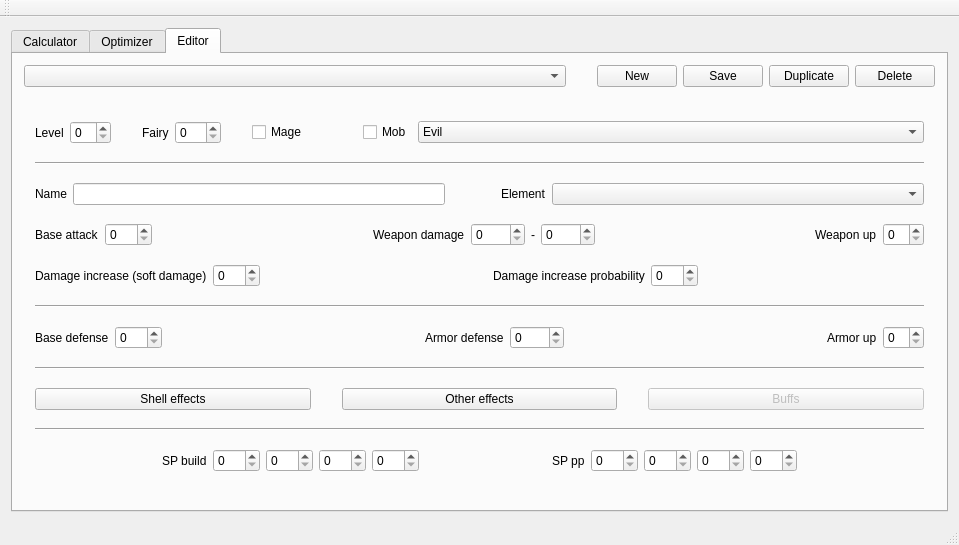
Before: the Qt Designer form gui/main_window.ui in Gilgames000/nos-damage, drawn with Qt 5.
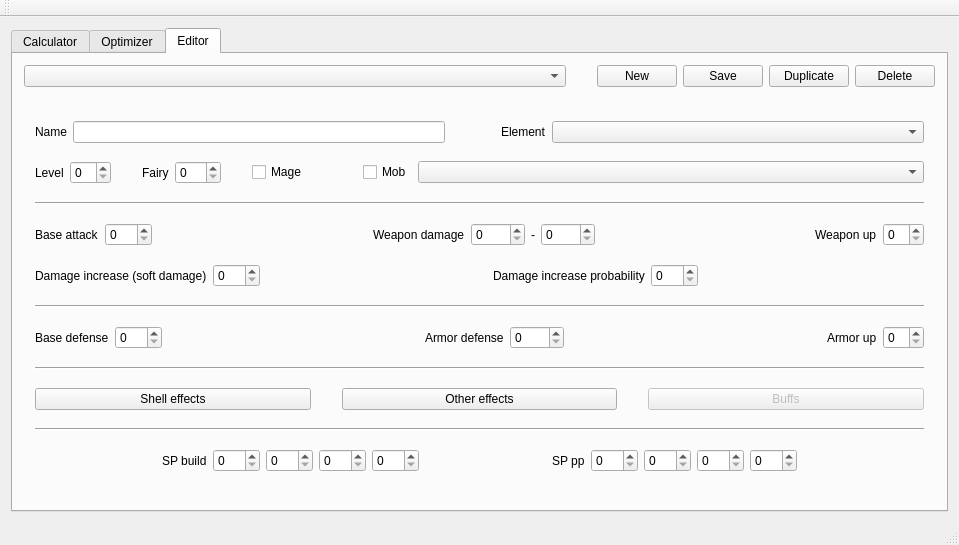
After: the same form once the commit is applied. The open tabs and pages were chosen to show the change.

Diff of the .ui file:
```diff
--- a/gui/main_window.ui
+++ b/gui/main_window.ui
@@ -989,6 +989,9 @@
        </attribute>
       </widget>
       <widget class="QWidget" name="tab_editor">
+       <property name="enabled">
+        <bool>true</bool>
+       </property>
        <property name="sizePolicy">
         <sizepolicy hsizetype="Preferred" vsizetype="Preferred">
          <horstretch>0</horstretch>
@@ -1097,6 +1100,95 @@
             </property>
             <widget class="QWidget" name="page_main">
              <layout class="QVBoxLayout" name="verticalLayout_3">
+              <item>
+               <layout class="QHBoxLayout" name="horizontalLayout_4">
+                <item>
+                 <widget class="QLabel" name="label">
+                  <property name="sizePolicy">
+                   <sizepolicy hsizetype="Maximum" vsizetype="Preferred">
+                    <horstretch>0</horstretch>
+                    <verstretch>0</verstretch>
+                   </sizepolicy>
+                  </property>
+                  <property name="text">
+                   <string>Name</string>
+                  </property>
+                 </widget>
+                </item>
+                <item>
+                 <widget class="QLineEdit" name="le_name">
+                  <property name="font">
+                   <font>
+                    <kerning>true</kerning>
+                   </font>
+                  </property>
+                  <property name="acceptDrops">
+                   <bool>true</bool>
+                  </property>
+                  <property name="inputMethodHints">
+                   <set>Qt::ImhNone</set>
+                  </property>
+                  <property name="text">
+                   <string/>
+                  </property>
+                  <property name="maxLength">
+                   <number>30</number>
+                  </property>
+                  <property name="clearButtonEnabled">
+                   <bool>false</bool>
+                  </property>
+                 </widget>
+                </item>
+                <item>
+                 <spacer name="horizontalSpacer">
+                  <property name="orientation">
+                   <enum>Qt::Horizontal</enum>
+                  </property>
+                  <property name="sizeType">
+                   <enum>QSizePolicy::Maximum</enum>
+                  </property>
+                  <property name="sizeHint" stdset="0">
+                   <size>
+                    <width>50</width>
+                    <height>20</height>
+                   </size>
+                  </property>
+                 </spacer>
+                </item>
+                <item>
+                 <widget class="QLabel" name="label_2">
+                  <property name="sizePolicy">
+                   <sizepolicy hsizetype="Maximum" vsizetype="Preferred">
+                    <horstretch>0</horstretch>
+                    <verstretch>0</verstretch>
+                   </sizepolicy>
+                  </property>
+                  <property name="text">
+                   <string>Element</string>
+                  </property>
+                 </widget>
+                </item>
+                <item>
+                 <widget class="QComboBox" name="dropdown_element">
+                  <property name="sizePolicy">
+                   <sizepolicy hsizetype="Expanding" vsizetype="Fixed">
+                    <horstretch>0</horstretch>
+                    <verstretch>0</verstretch>
+                   </sizepolicy>
+                  </property>
+                  <property name="editable">
+                   <bool>false</bool>
+                  </property>
+                  <property name="currentText">
+                   <string/>
+                  </property>
+                  <property name="currentIndex">
+                   <number>-1</number>
+                  </property>
+                 </widget>
+                </item>
+               </layout>
+              </item>
               <item>
                <layout class="QHBoxLayout" name="horizontalLayout_7">
                 <item>
@@ -1233,31 +1325,6 @@
                     <verstretch>0</verstretch>
                    </sizepolicy>
                   </property>
-                  <item>
-                   <property name="text">
-                    <string>Evil</string>
-                   </property>
-                  </item>
-                  <item>
-                   <property name="text">
-                    <string>Low society monster</string>
-                   </property>
-                  </item>
-                  <item>
-                   <property name="text">
-                    <string>Large monster</string>
-                   </property>
-                  </item>
-                  <item>
-                   <property name="text">
-                    <string>Plant</string>
-                   </property>
-                  </item>
-                  <item>
-                   <property name="text">
-                    <string>Animal</string>
-                   </property>
-                  </item>
                  </widget>
                 </item>
                </layout>
@@ -1269,74 +1336,6 @@
                 </property>
                </widget>
               </item>
-              <item>
-               <layout class="QHBoxLayout" name="horizontalLayout_4">
-                <item>
-                 <widget class="QLabel" name="label">
-                  <property name="sizePolicy">
-                   <sizepolicy hsizetype="Maximum" vsizetype="Preferred">
-                    <horstretch>0</horstretch>
-                    <verstretch>0</verstretch>
-                   </sizepolicy>
-                  </property>
-                  <property name="text">
-                   <string>Name</string>
-                  </property>
-                 </widget>
-                </item>
-                <item>
-                 <widget class="QLineEdit" name="le_name"/>
-                </item>
-                <item>
-                 <spacer name="horizontalSpacer">
-                  <property name="orientation">
-                   <enum>Qt::Horizontal</enum>
-                  </property>
-                  <property name="sizeType">
-                   <enum>QSizePolicy::Maximum</enum>
-                  </property>
-                  <property name="sizeHint" stdset="0">
-                   <size>
-                    <width>50</width>
-                    <height>20</height>
-                   </size>
-                  </property>
-                 </spacer>
-                </item>
-                <item>
-                 <widget class="QLabel" name="label_2">
-                  <property name="sizePolicy">
-                   <sizepolicy hsizetype="Maximum" vsizetype="Preferred">
-                    <horstretch>0</horstretch>
-                    <verstretch>0</verstretch>
-                   </sizepolicy>
-                  </property>
-                  <property name="text">
-                   <string>Element</string>
-                  </property>
-                 </widget>
-                </item>
-                <item>
-                 <widget class="QComboBox" name="sb_element">
-                  <property name="sizePolicy">
-                   <sizepolicy hsizetype="Expanding" vsizetype="Fixed">
-                    <horstretch>0</horstretch>
-                    <verstretch>0</verstretch>
-                   </sizepolicy>
-                  </property>
-                  <property name="editable">
-                   <bool>false</bool>
-                  </property>
-                  <property name="currentText">
-                   <string/>
-                  </property>
-                  <property name="currentIndex">
-                   <number>-1</number>
-                  </property>
-                 </widget>
-                </item>
-               </layout>
-              </item>
               <item>
                <layout class="QHBoxLayout" name="horizontalLayout_8">
                 <property name="sizeConstraint">
```
Left out of the diff: 64 changed lines with no effect on the pictures.
